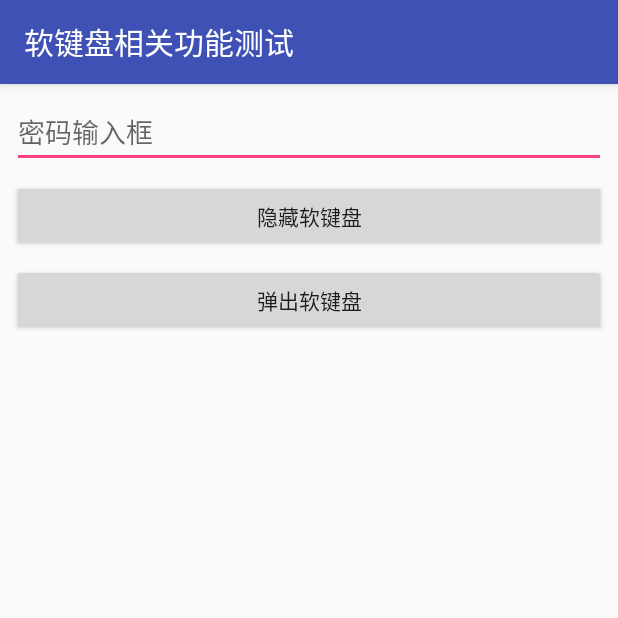
After one commit to sanmianti/zTools, an Android app: the SoftkeyboardTestActivity screen opened directly, with no data from a screen before it, on a phone screen of 412 x 824 dp, the top half of it. The commit adds this screen. Run offline under Robolectric (Android 15) with nearby library versions, the phone set to English and light mode, and no system bars; our stand-ins replace data binding.

Commit message:
【新增功能】软键盘控制相关工具类。

```diff
--- a/app/src/main/java/sanmianti/com/ztools/MainActivity.java
+++ b/app/src/main/java/sanmianti/com/ztools/MainActivity.java
@@ -20,6 +20,8 @@ import android.view.View;
 
 import com.sanmianti.qrcode.activity.CaptureActivity;
 import com.sanmianti.qrcode.utils.CodeUtils;
+
+import sanmianti.com.ztools.keyboard.SoftkeyboardTestActivity;
 
 public class MainActivity extends BaseActivity
         implements NavigationView.OnNavigationItemSelectedListener, View.OnClickListener {
@@ -116,6 +118,7 @@ public class MainActivity extends BaseActivity
         findViewById(R.id.progress_webview).setOnClickListener(this);
         findViewById(R.id.qr_code).setOnClickListener(this);
         findViewById(R.id.date_picker).setOnClickListener(this);
+        findViewById(R.id.softkeyboard).setOnClickListener(this);
     }
 
     @Override
@@ -146,6 +149,9 @@ public class MainActivity extends BaseActivity
                        showToast(year + "-" + month + "-" + day);
                 });
                 pickerDialog.show(this);
+                break;
+            case R.id.softkeyboard:
+                startActivity(new Intent(MainActivity.this, SoftkeyboardTestActivity.class));
                 break;
             default:
                 break;
--- /dev/null
+++ b/app/src/main/java/sanmianti/com/ztools/keyboard/SoftkeyboardTestActivity.java
@@ -0,0 +1,62 @@
+package sanmianti.com.ztools.keyboard;
+
+import android.databinding.DataBindingUtil;
+import android.os.Bundle;
+import android.view.View;
+import android.view.inputmethod.EditorInfo;
+
+import sanmianti.com.ztools.BaseActivity;
+import sanmianti.com.ztools.R;
+import sanmianti.com.ztools.databinding.ActivitySoftkeyboardTestBinding;
+
+/**
+ * @author sanmianti
+ * @description 软键盘操作工具测试页面
+ * @date 2019年4月17日10:53:58
+ */
+public class SoftkeyboardTestActivity extends BaseActivity implements View.OnClickListener {
+
+    ActivitySoftkeyboardTestBinding binding;
+
+    @Override
+    protected void onCreate(Bundle savedInstanceState) {
+        super.onCreate(savedInstanceState);
+        binding = DataBindingUtil.setContentView(this, R.layout.activity_softkeyboard_test);
+        initView();
+    }
+
+    /**
+     * 初始化界面
+     */
+    private void initView() {
+
+        if (getSupportActionBar() != null) {
+            getSupportActionBar().setTitle("软键盘相关功能测试");
+        }
+
+        binding.hideSoftkeyboard.setOnClickListener(this);
+        binding.popupSoftkeyboard.setOnClickListener(this);
+
+        binding.inputOptionGo.setOnEditorActionListener((v, actionId, event) -> {
+            if (actionId == EditorInfo.IME_ACTION_GO) {
+                showToast("Go");
+                return true;
+            }
+            return false;
+        });
+    }
+
+    @Override
+    public void onClick(View v) {
+        switch (v.getId()) {
+            case R.id.hide_softkeyboard:
+                new SoftKeboardUtils().hideSoftKeyboard(v.getWindowToken(), this);
+                break;
+            case R.id.popup_softkeyboard:
+                new SoftKeboardUtils().popUpSoftkeyboard(this, binding.inputOptionGo);
+                break;
+            default:
+                break;
+        }
+    }
+}
--- /dev/null
+++ b/app/src/main/res/layout/activity_softkeyboard_test.xml
@@ -0,0 +1,52 @@
+<?xml version="1.0" encoding="utf-8"?>
+<layout xmlns:android="http://schemas.android.com/apk/res/android"
+    xmlns:app="http://schemas.android.com/apk/res-auto"
+    xmlns:tools="http://schemas.android.com/tools">
+
+    <android.support.constraint.ConstraintLayout
+        android:layout_width="match_parent"
+        android:layout_height="match_parent"
+        tools:context=".keyboard.SoftkeyboardTestActivity">
+
+        <EditText
+            android:id="@+id/input_option_go"
+            android:layout_width="0dp"
+            android:layout_height="wrap_content"
+            android:layout_marginStart="8dp"
+            android:layout_marginTop="8dp"
+            android:layout_marginEnd="8dp"
+            android:hint="密码输入框"
+            android:imeOptions="actionGo"
+            android:inputType="textVisiblePassword"
+            app:layout_constraintEnd_toEndOf="parent"
+            app:layout_constraintStart_toEndOf="parent"
+            app:layout_constraintStart_toStartOf="parent"
+            app:layout_constraintTop_toTopOf="parent" />
+
+        <Button
+            android:id="@+id/hide_softkeyboard"
+            android:layout_width="0dp"
+            android:layout_height="wrap_content"
+            android:layout_marginStart="8dp"
+            android:layout_marginTop="8dp"
+            android:layout_marginEnd="8dp"
+            android:text="隐藏软键盘"
+            app:layout_constraintEnd_toEndOf="parent"
+            app:layout_constraintStart_toStartOf="parent"
+            app:layout_constraintTop_toBottomOf="@+id/input_option_go" />
+
+        <Button
+            android:id="@+id/popup_softkeyboard"
+            android:layout_width="0dp"
+            android:layout_height="wrap_content"
+            android:layout_marginStart="8dp"
+            android:layout_marginTop="8dp"
+            android:layout_marginEnd="8dp"
+            android:text="弹出软键盘"
+            app:layout_constraintEnd_toEndOf="parent"
+            app:layout_constraintStart_toStartOf="parent"
+            app:layout_constraintTop_toBottomOf="@+id/hide_softkeyboard" />
+
+    </android.support.constraint.ConstraintLayout>
+
+</layout>
```
Also changed, not shown: app/src/main/AndroidManifest.xml (+12 -12 lines), app/src/main/java/sanmianti/com/ztools/keyboard/SoftKeboardUtils.java (added, +37 -0 lines), app/src/main/res/layout/content_main.xml (+12 -0 lines).
